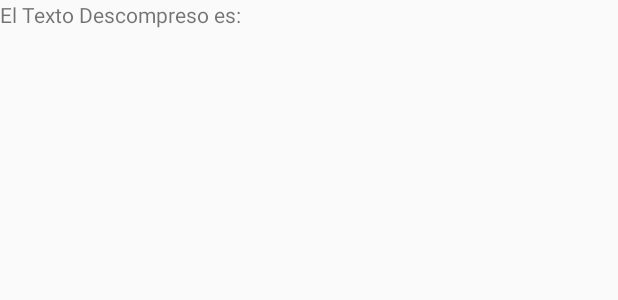
After one commit to paas10/LAB01_ED2, an Android app: the layout fragment_descompresion.xml on its own in the app's theme, with its tools: preview values and no code run, on a phone screen of 412 x 824 dp. The commit adds this screen. Shown: the top 300 px of the screen. Run offline under Robolectric (Android 15) with nearby library versions, the phone set to English and light mode, and no system bars.

Commit message:
Implementacion de "Ver Descompresion"

```diff
--- a/AH18Compresor/app/src/main/java/com/example/admin/ah18compresor/Huffman.java
+++ b/AH18Compresor/app/src/main/java/com/example/admin/ah18compresor/Huffman.java
@@ -175,7 +175,7 @@ public class Huffman extends Fragment implements OnItemClickListener {
 
     }
 
-    private static void Codificar(String Texto)
+    private static String Codificar(String Texto)
     {
         List<String> ListadeBytes = new ArrayList<>();
         List<Character> ListadeBytesChar = new ArrayList<>();
@@ -230,6 +230,9 @@ public class Huffman extends Fragment implements OnItemClickListener {
             ListadeBytesChar.add(Char);
         }
 
+        String ListaRetorno = ListadeBytes.toString();
+
+        return ListaRetorno;
     }
 
     public List<String> EnviarNombres()
--- /dev/null
+++ b/AH18Compresor/app/src/main/res/layout/fragment_descompresion.xml
@@ -0,0 +1,26 @@
+<?xml version="1.0" encoding="utf-8"?>
+<FrameLayout xmlns:android="http://schemas.android.com/apk/res/android"
+    xmlns:tools="http://schemas.android.com/tools"
+    android:layout_width="match_parent"
+    android:layout_height="match_parent"
+    tools:context=".Descompresion">
+
+    <!-- TODO: Update blank fragment layout -->
+
+    <LinearLayout
+        android:layout_width="match_parent"
+        android:layout_height="match_parent"
+        android:orientation="vertical">
+
+        <TextView
+            android:id="@+id/txtTitulo"
+            android:layout_width="match_parent"
+            android:layout_height="wrap_content"
+            android:text="El Texto Descompreso es: " />
+
+        <TextView
+            android:id="@+id/txtResultado"
+            android:layout_width="match_parent"
+            android:layout_height="511dp" />
+    </LinearLayout>
+</FrameLayout>
--- a/AH18Compresor/app/src/main/res/menu/main.xml
+++ b/AH18Compresor/app/src/main/res/menu/main.xml
@@ -11,4 +11,9 @@
         android:orderInCategory="100"
         android:title="Mis Compresiones"
         app:showAsAction="withText" />
+    <item
+        android:id="@+id/Descompresion"
+        android:orderInCategory="100"
+        android:title="Ver Archivo Descompreso"
+        app:showAsAction="withText" />
 </menu>
```
Also changed, not shown: AH18Compresor/app/src/main/java/com/example/admin/ah18compresor/Descompresion.java (added, +77 -0 lines), AH18Compresor/app/src/main/java/com/example/admin/ah18compresor/MainActivity.java (+15 -0 lines).
